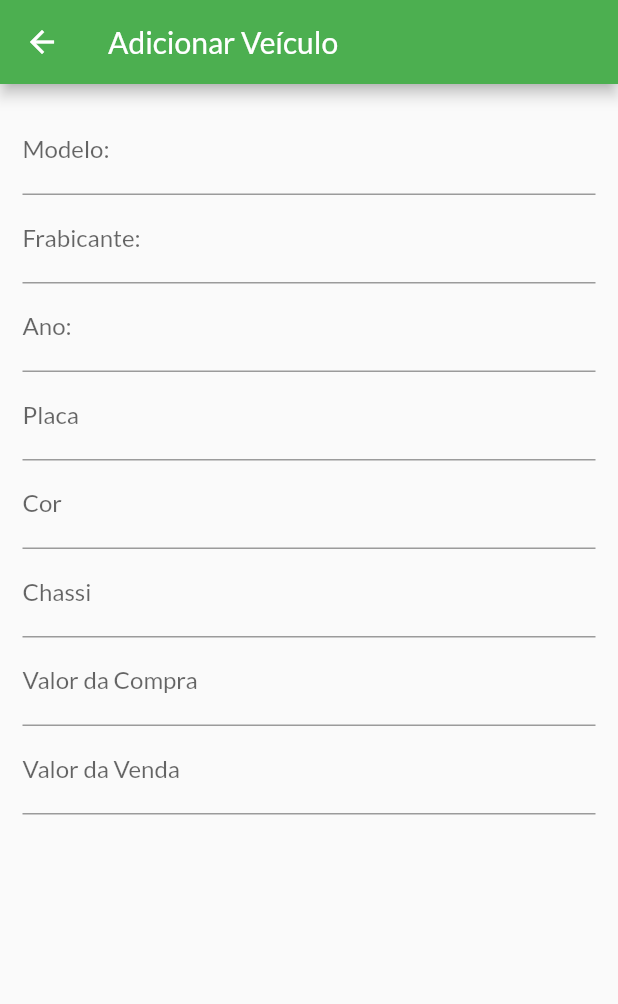
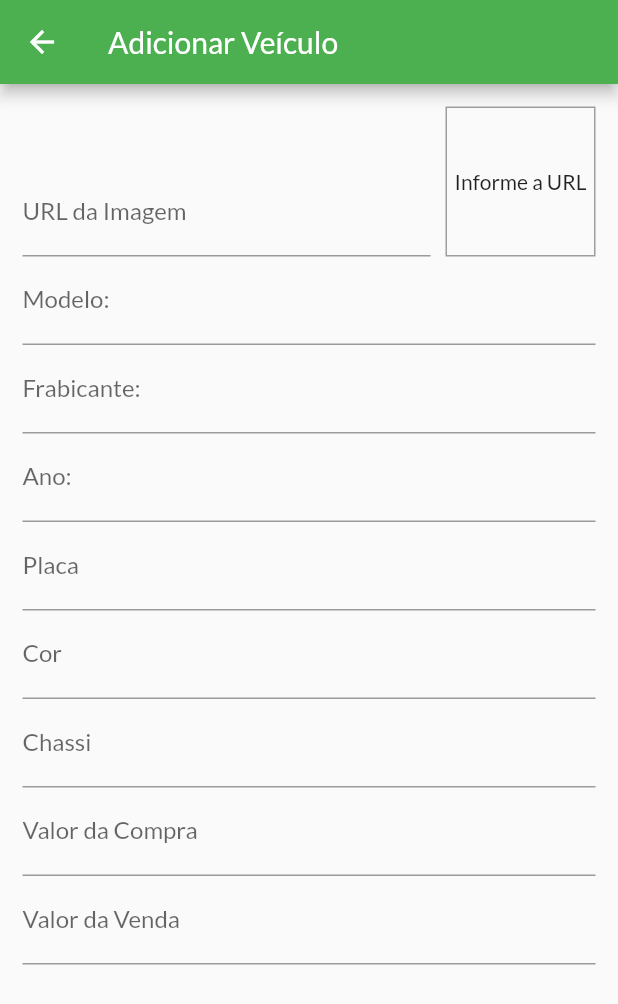
Before and after one commit to Paulodev88/Devnology-Project, a Flutter app: the VehicleFormScreen screen opened by its route, on a phone screen of 412 x 824 dp. Shown: the top 1004 px of the screen. Run offline on Flutter 3.47's test engine with Material 2 defaults, Android fonts, the phone set to English and light mode, and no system bars; missing offline and left inert: splash_screen_view; network calls fail.

Commit message:
Add image URL

```diff
--- a/lib/screens/vehicle_screen/vehicle_form/vehicle_form.dart
+++ b/lib/screens/vehicle_screen/vehicle_form/vehicle_form.dart
@@ -8,8 +8,23 @@ class VehicleFormScreen extends StatefulWidget {
 }
 
 class _VehicleFormScreenState extends State<VehicleFormScreen> {
-  void onImageSelected() {
-    Navigator.of(context).pop();
+  final _imageURLFocusNode = FocusNode();
+  final _imageURLController = TextEditingController();
+  @override
+  void initState() {
+    super.initState();
+    _imageURLFocusNode.addListener(_updateImageUrl);
+  }
+
+  void _updateImageUrl() {
+    setState(() {});
+  }
+
+  @override
+  void dispose() {
+    super.dispose();
+    _imageURLFocusNode.removeListener(_updateImageUrl);
+    _imageURLFocusNode.dispose();
   }
 
   @override
@@ -23,6 +38,39 @@ class _VehicleFormScreenState extends State<VehicleFormScreen> {
         child: Form(
             child: ListView(
           children: [
+            Row(
+              crossAxisAlignment: CrossAxisAlignment.end,
+              children: [
+                Expanded(
+                  child: TextFormField(
+                    decoration: InputDecoration(labelText: 'URL da Imagem'),
+                    keyboardType: TextInputType.url,
+                    textInputAction: TextInputAction.done,
+                    focusNode: _imageURLFocusNode,
+                    controller: _imageURLController,
+                  ),
+                ),
+                Container(
+                  alignment: Alignment.center,
+                  child: _imageURLController.text.isEmpty
+                      ? Text('Informe a URL')
+                      : FittedBox(
+                          child: Image.network(
+                            _imageURLController.text,
+                            fit: BoxFit.cover,
+                          ),
+                        ),
+                  margin: EdgeInsets.only(left: 10),
+                  height: 100,
+                  width: 100,
+                  decoration: BoxDecoration(
+                      border: Border.all(
+                    color: Colors.grey,
+                    width: 1,
+                  )),
+                )
+              ],
+            ),
             TextFormField(
               decoration: InputDecoration(labelText: 'Modelo:'),
               textInputAction: TextInputAction.next,
--- a/pubspec.yaml
+++ b/pubspec.yaml
@@ -17,8 +17,9 @@ dependencies:
   http: ^0.13.3
   provider: ^5.0.0
   intl: ^0.17.0
-  image_picker: ^0.8.1+1
+  image_picker: 0.6.6+5
   image_cropper: ^1.4.1
+
 
 dev_dependencies:
   flutter_test:
```
Also changed, not shown: pubspec.lock.
